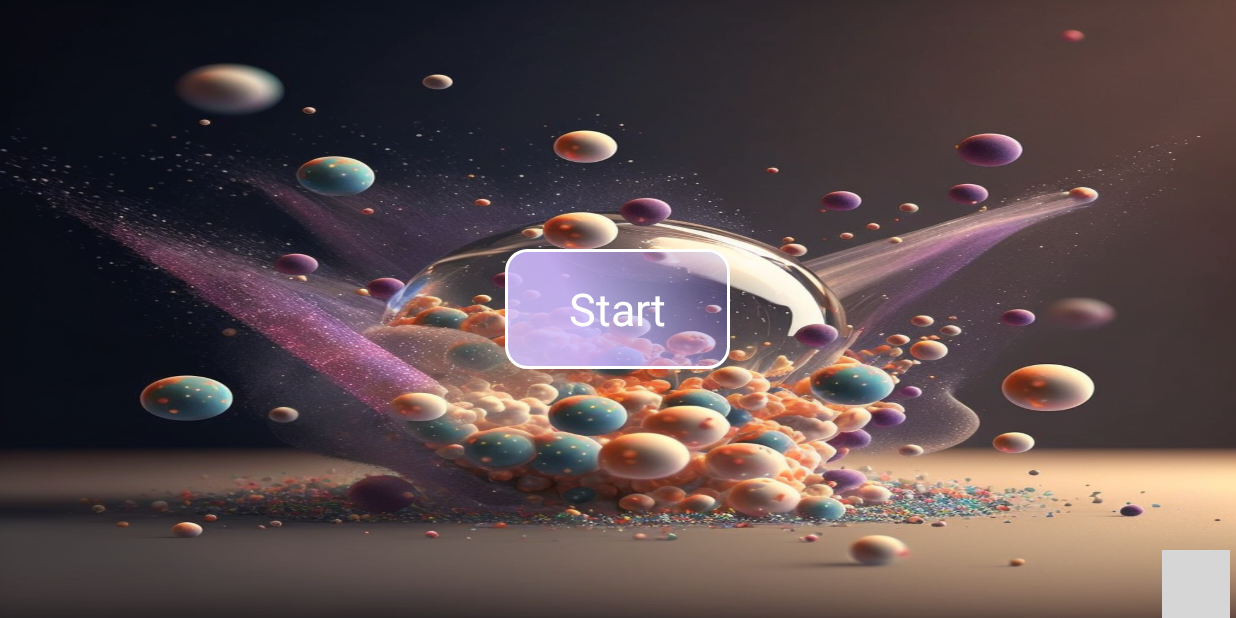
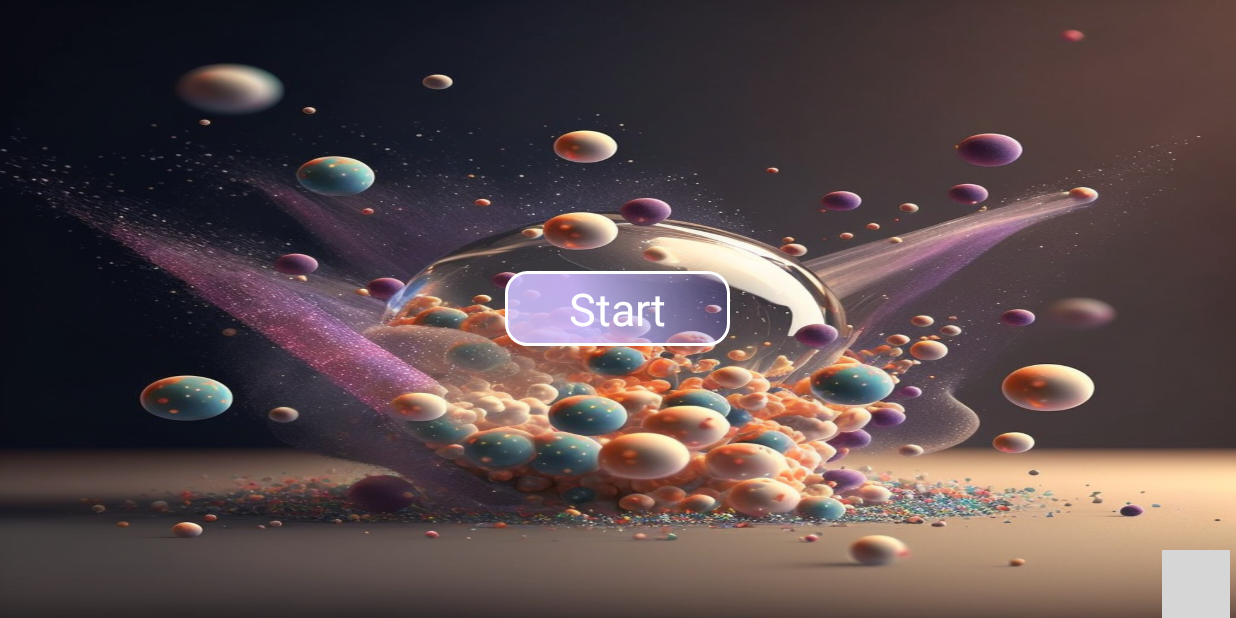
Before and after one commit to hknaydin/GameProject, an Android app: the MainActivity screen opened directly, with no data from a screen before it, on a phone screen of 824 x 412 dp (held sideways). Run offline under Robolectric (Android 15) with nearby library versions, the phone set to English and light mode, and no system bars; grey boxes are pictures that could not be loaded.

```diff
--- a/app/src/main/java/com/example/gameproject/GameSurface.java
+++ b/app/src/main/java/com/example/gameproject/GameSurface.java
@@ -289,6 +289,7 @@ public class GameSurface extends SurfaceView implements SurfaceHolder.Callback {
 
         /////////////////////////////////////////////////////////////////////////////////////////
         Text text = new Text(wall,100, 100, 100, 100);
+        text.set_Color(Color.BLACK);
         this.textList.add(text);
     }
     // Implements method of SurfaceHolder.Callback
--- a/app/src/main/java/com/example/gameproject/Text.java
+++ b/app/src/main/java/com/example/gameproject/Text.java
@@ -9,13 +9,14 @@ import android.graphics.Typeface;
 
 public class Text extends GameObject{
     int score;
+    int color;
     public Text(Bitmap image, int rowCount, int colCount, int x, int y) {
         super(image, rowCount, colCount, x, y);
     }
     public void draw(Canvas canvas)  {
 
         Paint paint = new Paint();
-        paint.setColor(Color.BLACK);
+        paint.setColor(color);
         paint.setTypeface(Typeface.DEFAULT_BOLD);
         paint.setStyle(Paint.Style.FILL_AND_STROKE);
 
@@ -33,4 +34,7 @@ public class Text extends GameObject{
     public void set_rect(){
 
     }
+    public void set_Color(int color){
+        this.color = color;
+    }
 }
--- a/app/src/main/res/layout/activity_main.xml
+++ b/app/src/main/res/layout/activity_main.xml
@@ -8,16 +8,16 @@
     <Button
         android:id="@+id/btnStart"
         android:layout_width="150dp"
-        android:layout_height="80dp"
-        android:textColor="#FFFFFF"
-        android:textSize="30sp"
+        android:layout_height="50dp"
+        android:layout_centerInParent="true"
+        android:background="@drawable/circle"
         android:shadowColor="#ffAfffff"
         android:shadowDx="10"
         android:shadowDy="0"
         android:shadowRadius="52"
         android:text="Start"
-        android:background="@drawable/circle"
-        android:layout_centerInParent="true"/>
+        android:textColor="#FFFFFF"
+        android:textSize="30sp" />
 
     <ImageButton
         android:id="@+id/btnAbout"
```
